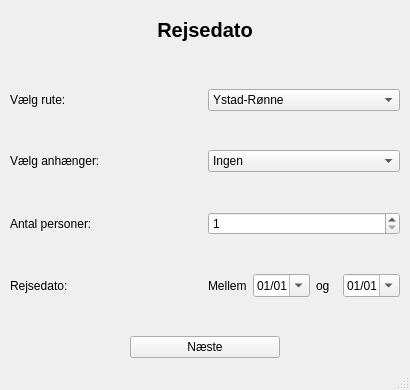
Before: the Qt Designer form MainWindow.ui in Cyanisk/KombardoPinger, drawn with Qt 5.
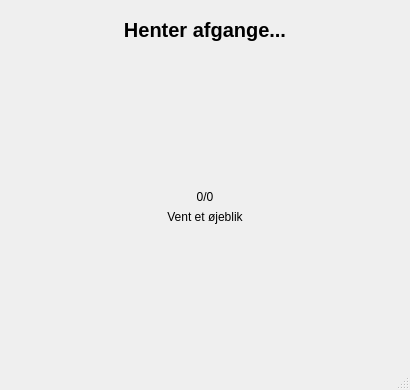
After: the same form once the commit is applied. The open tabs and pages were chosen to show the change.

Commit message: Show waiting screen while building TimeWidgets

Diff of the .ui file:
```diff
--- a/MainWindow.ui
+++ b/MainWindow.ui
@@ -312,6 +312,91 @@
         </item>
        </layout>
       </widget>
+      <widget class="QWidget" name="page_wait">
+       <layout class="QVBoxLayout" name="verticalLayout_3">
+        <property name="leftMargin">
+         <number>10</number>
+        </property>
+        <property name="topMargin">
+         <number>10</number>
+        </property>
+        <property name="rightMargin">
+         <number>10</number>
+        </property>
+        <property name="bottomMargin">
+         <number>10</number>
+        </property>
+        <item>
+         <widget class="QLabel" name="label_26">
+          <property name="minimumSize">
+           <size>
+            <width>0</width>
+            <height>40</height>
+           </size>
+          </property>
+          <property name="font">
+           <font>
+            <pointsize>15</pointsize>
+            <weight>75</weight>
+            <bold>true</bold>
+           </font>
+          </property>
+          <property name="text">
+           <string>Henter afgange...</string>
+          </property>
+          <property name="alignment">
+           <set>Qt::AlignCenter</set>
+          </property>
+         </widget>
+        </item>
+        <item>
+         <spacer name="verticalSpacer_7">
+          <property name="orientation">
+           <enum>Qt::Vertical</enum>
+          </property>
+          <property name="sizeHint" stdset="0">
+           <size>
+            <width>20</width>
+            <height>40</height>
+           </size>
+          </property>
+         </spacer>
+        </item>
+        <item>
+         <widget class="QLabel" name="label_fetchProg">
+          <property name="text">
+           <string>0/0</string>
+          </property>
+          <property name="alignment">
+           <set>Qt::AlignCenter</set>
+          </property>
+         </widget>
+        </item>
+        <item>
+         <widget class="QLabel" name="label_28">
+          <property name="text">
+           <string>Vent et øjeblik</string>
+          </property>
+          <property name="alignment">
+           <set>Qt::AlignCenter</set>
+          </property>
+         </widget>
+        </item>
+        <item>
+         <spacer name="verticalSpacer_6">
+          <property name="orientation">
+           <enum>Qt::Vertical</enum>
+          </property>
+          <property name="sizeHint" stdset="0">
+           <size>
+            <width>20</width>
+            <height>40</height>
+           </size>
+          </property>
+         </spacer>
+        </item>
+       </layout>
+      </widget>
       <widget class="QWidget" name="page_time">
        <layout class="QVBoxLayout" name="verticalLayout_6" stretch="0,0,0,1,0">
         <property name="leftMargin">
```
The commit also changes 2 other files.
